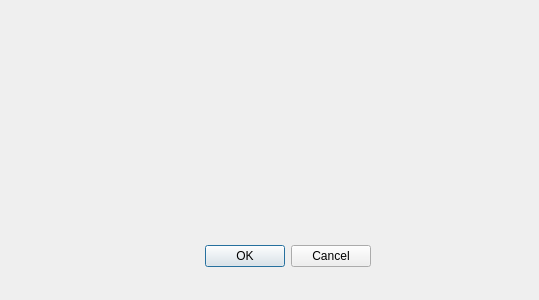
diasurgical/d1-graphics-tool, file source/settingsdialog.ui: the form before one commit.
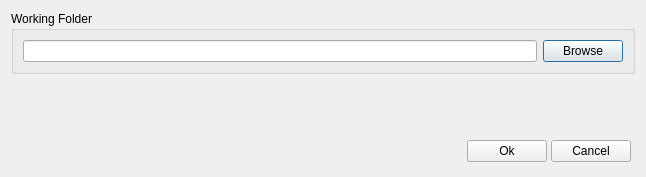
The form after the commit.

Commit message: Add working folder setting

Patch:
```diff
--- a/source/settingsdialog.ui
+++ b/source/settingsdialog.ui
@@ -6,29 +6,129 @@
    <rect>
     <x>0</x>
     <y>0</y>
-    <width>539</width>
-    <height>300</height>
+    <width>646</width>
+    <height>177</height>
    </rect>
   </property>
   <property name="windowTitle">
    <string>Dialog</string>
   </property>
-  <widget class="QDialogButtonBox" name="buttonBox">
-   <property name="geometry">
-    <rect>
-     <x>30</x>
-     <y>240</y>
-     <width>341</width>
-     <height>32</height>
-    </rect>
-   </property>
-   <property name="orientation">
-    <enum>Qt::Horizontal</enum>
-   </property>
-   <property name="standardButtons">
-    <set>QDialogButtonBox::Cancel|QDialogButtonBox::Ok</set>
-   </property>
-  </widget>
+  <layout class="QVBoxLayout" name="verticalLayout">
+   <item>
+    <widget class="QGroupBox" name="workingFolderGroupBox">
+     <property name="sizePolicy">
+      <sizepolicy hsizetype="Preferred" vsizetype="Preferred">
+       <horstretch>0</horstretch>
+       <verstretch>0</verstretch>
+      </sizepolicy>
+     </property>
+     <property name="minimumSize">
+      <size>
+       <width>0</width>
+       <height>0</height>
+      </size>
+     </property>
+     <property name="maximumSize">
+      <size>
+       <width>16777215</width>
+       <height>16777215</height>
+      </size>
+     </property>
+     <property name="title">
+      <string>Working Folder</string>
+     </property>
+     <layout class="QHBoxLayout" name="horizontalLayout_4">
+      <item>
+       <widget class="QLineEdit" name="workingFolderEdit">
+        <property name="readOnly">
+         <bool>true</bool>
+        </property>
+       </widget>
+      </item>
+      <item>
+       <widget class="QPushButton" name="workingFolderBrowseButton">
+        <property name="text">
+         <string>Browse</string>
+        </property>
+       </widget>
+      </item>
+     </layout>
+    </widget>
+   </item>
+   <item>
+    <spacer name="verticalSpacer">
+     <property name="orientation">
+      <enum>Qt::Vertical</enum>
+     </property>
+     <property name="sizeHint" stdset="0">
+      <size>
+       <width>20</width>
+       <height>40</height>
+      </size>
+     </property>
+    </spacer>
+   </item>
+   <item>
+    <widget class="QWidget" name="settingsButtonsWidget" native="true">
+     <property name="minimumSize">
+      <size>
+       <width>0</width>
+       <height>0</height>
+      </size>
+     </property>
+     <property name="maximumSize">
+      <size>
+       <width>16777215</width>
+       <height>16777215</height>
+      </size>
+     </property>
+     <layout class="QHBoxLayout" name="horizontalLayout">
+      <property name="spacing">
+       <number>4</number>
+      </property>
+      <property name="leftMargin">
+       <number>4</number>
+      </property>
+      <property name="topMargin">
+       <number>4</number>
+      </property>
+      <property name="rightMargin">
+       <number>4</number>
+      </property>
+      <property name="bottomMargin">
+       <number>4</number>
+      </property>
+      <item>
+       <spacer name="horizontalSpacer">
+        <property name="orientation">
+         <enum>Qt::Horizontal</enum>
+        </property>
+        <property name="sizeHint" stdset="0">
+         <size>
+          <width>345</width>
+          <height>19</height>
+         </size>
+        </property>
+       </spacer>
+      </item>
+      <item>
+       <widget class="QPushButton" name="settingsOkButton">
+        <property name="text">
+         <string>Ok</string>
+        </property>
+       </widget>
+      </item>
+      <item>
+       <widget class="QPushButton" name="settingsCancelButton">
+        <property name="text">
+         <string>Cancel</string>
+        </property>
+       </widget>
+      </item>
+     </layout>
+    </widget>
+   </item>
+  </layout>
  </widget>
  <resources/>
  <connections>
```
Left out of the diff: 35 changed lines with no effect on the pictures. The commit also changes 4 other files.
